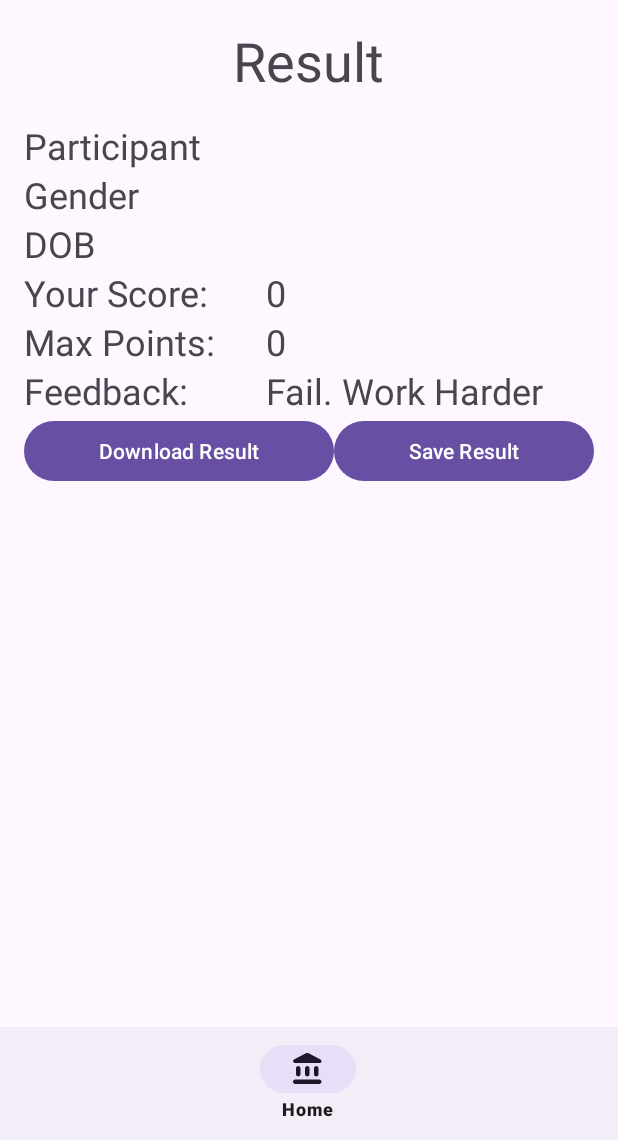
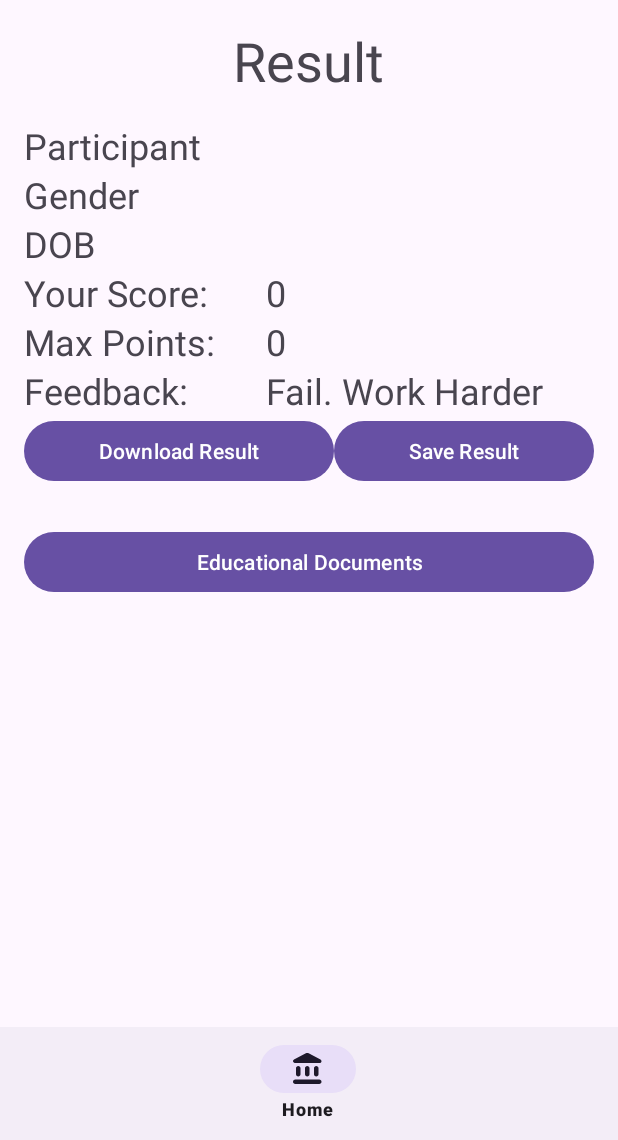
Before and after one commit to ameng22/QuizMaster, an Android app: the fragment ResultsFragment placed in its activity, on a phone screen of 412 x 824 dp, the part 96-1236 px from its top. Run offline under Robolectric (Android 15) with nearby library versions, the phone set to English and light mode, and no system bars; 1 statement that could not run was skipped.

Commit message:
[#16] implemented a button that will lead to educational website

```diff
--- a/app/src/main/res/layout/fragment_results.xml
+++ b/app/src/main/res/layout/fragment_results.xml
@@ -146,4 +146,13 @@
 
     </LinearLayout>
 
+    <Button
+        android:id="@+id/educationalDocumentsBtn"
+        android:layout_width="match_parent"
+        android:layout_height="wrap_content"
+        android:text="Educational Documents"
+        android:layout_marginTop="16dp"
+        android:textColor="@android:color/white"
+        android:textAllCaps="false"/>
+
 </LinearLayout>
```
Also changed, not shown: app/src/main/java/com/example/quizmaster/ResultsFragment.kt (+25 -0 lines).
